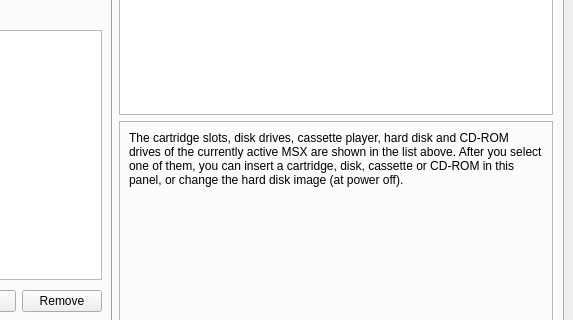
First picture: the form in res/main.ui, repository openMSX/catapult, before the edit; both pictures show x 157 to 730 and y 140 to 460 of the 730 by 559 pixel window.
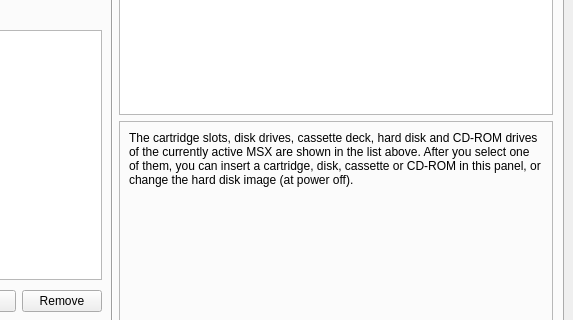
Second picture: the form after the edit. Icons and pictures are not drawn.

Commit message: Forgotten rename from cassette player to cassette deck

```diff
--- a/res/main.ui
+++ b/res/main.ui
@@ -261,7 +261,7 @@
               <item row="0" column="0" >
                <widget class="QLabel" name="label" >
                 <property name="text" >
-                 <string>The cartridge slots, disk drives, cassette player, hard disk and CD-ROM drives of the currently active MSX are shown in the list above. After you select one of them, you can insert a cartridge, disk, cassette or CD-ROM in this panel, or change the hard disk image (at power off).</string>
+                 <string>The cartridge slots, disk drives, cassette deck, hard disk and CD-ROM drives of the currently active MSX are shown in the list above. After you select one of them, you can insert a cartridge, disk, cassette or CD-ROM in this panel, or change the hard disk image (at power off).</string>
                 </property>
                 <property name="alignment" >
                  <set>Qt::AlignLeading|Qt::AlignLeft|Qt::AlignTop</set>
```
